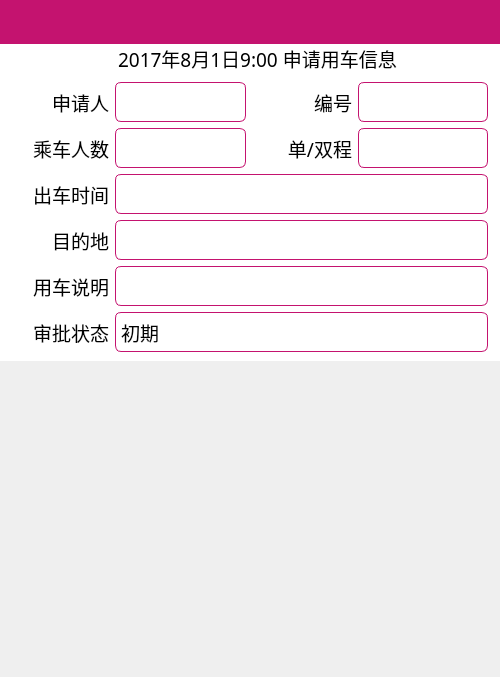
First picture: the form in pages/CarPage.ui, repository wps139hf/app, before the edit.
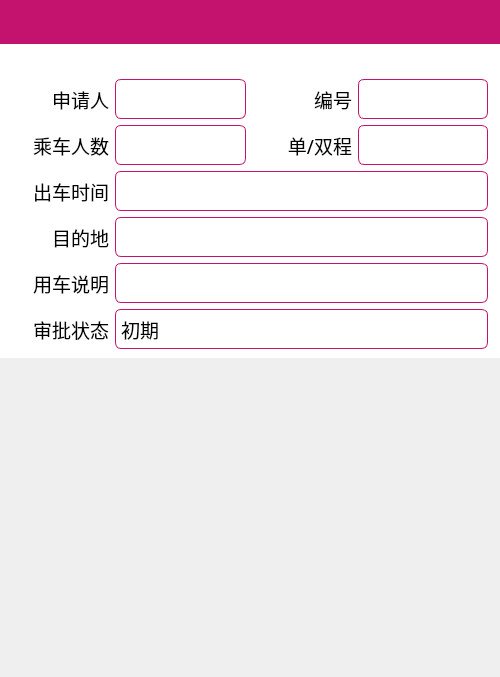
Second picture: the form after the edit. Custom widgets are drawn as their Qt base class.

```diff
--- a/pages/CarPage.ui
+++ b/pages/CarPage.ui
@@ -66,7 +66,7 @@
       <string notr="true">background-color: rgb(255,255,255);</string>
      </property>
      <property name="text">
-      <string>   2017年8月1日9:00 申请用车信息</string>
+      <string/>
      </property>
      <property name="alignment">
       <set>Qt::AlignCenter</set>
```
